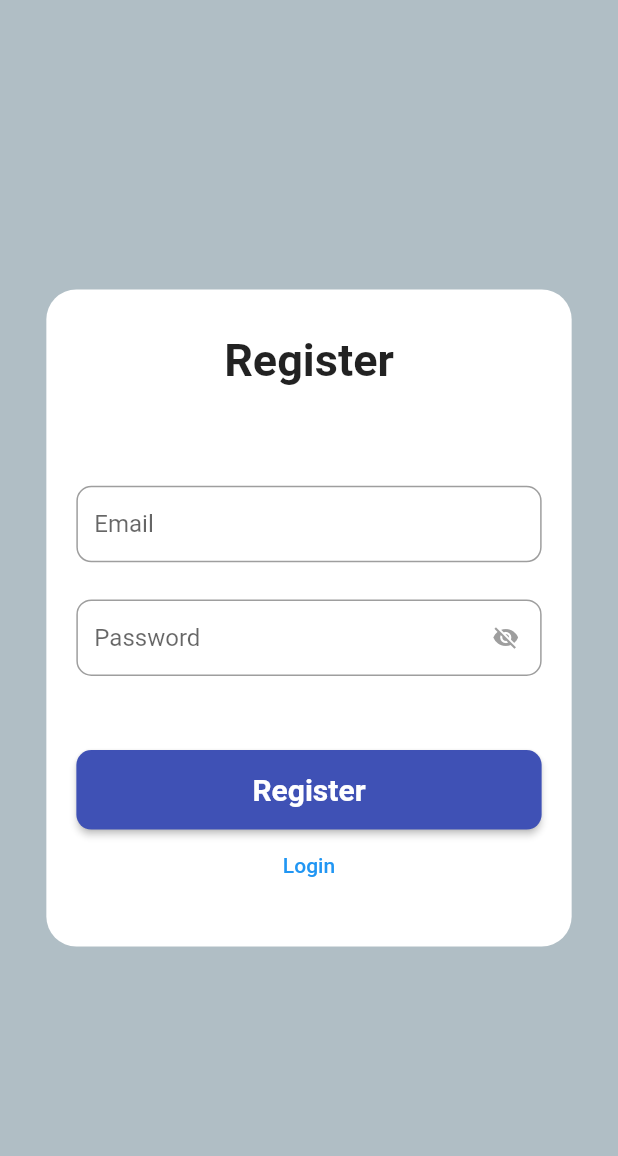
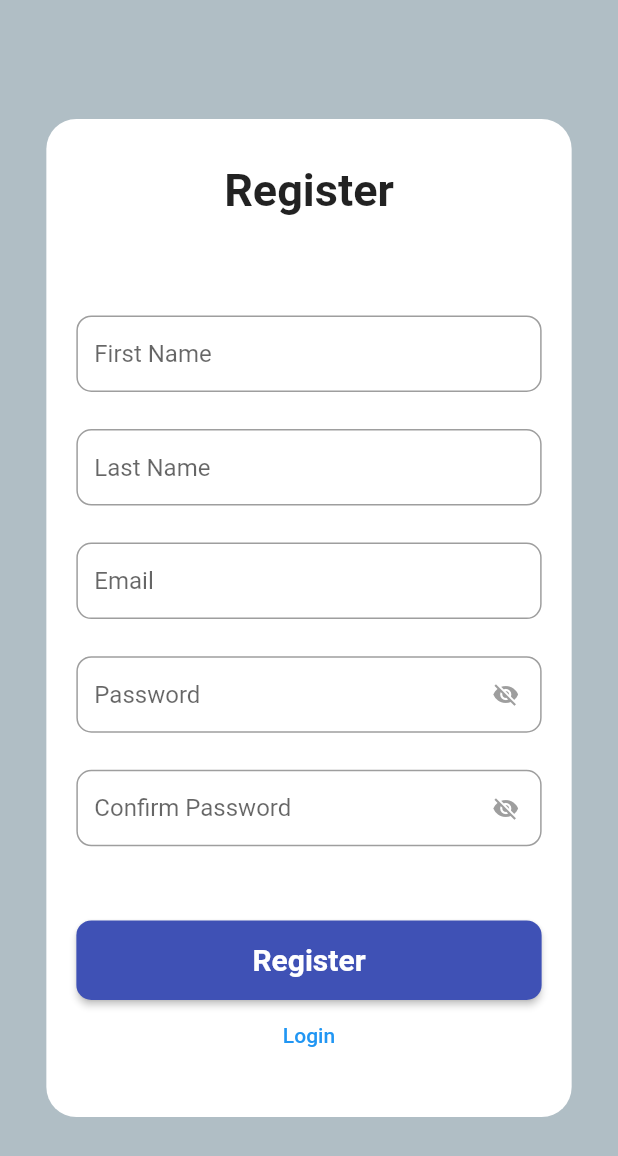
Before and after one commit to Breezojr/bizzyn-books, a Flutter app: the screen it shows after launch, on a phone screen of 412 x 824 dp. Shown: the top 1156 px of the screen. Run offline on Flutter 3.47's test engine with Material 2 defaults, Android fonts, the phone set to English and light mode, and no system bars; our stand-ins replace dio.

Commit message:
start of refactor

```diff
--- a/lib/screens/home.dart
+++ b/lib/screens/home.dart
@@ -1,3 +1,7 @@
+// ignore_for_file: use_build_context_synchronously
+
+import 'dart:convert';
+
 import 'package:flutter/material.dart';
 import 'package:bizzyn_books/core/api_client.dart';
 import 'package:bizzyn_books/screens/login_screen.dart';
@@ -16,7 +20,7 @@ class _HomeScreenState extends State<HomeScreen> {
   Future<Map<String, dynamic>> getUserData() async {
     dynamic userRes;
     userRes = await _apiClient.getUserProfileData(widget.accesstoken);
-    return userRes;
+    return jsonDecode(userRes);
   }
 
   Future<void> logout() async {
--- a/lib/screens/register.dart
+++ b/lib/screens/register.dart
@@ -1,3 +1,5 @@
+// ignore_for_file: use_build_context_synchronously
+
 import 'dart:ui';
 import 'package:flutter/material.dart';
 import 'package:bizzyn_books/core/api_client.dart';
@@ -16,6 +18,11 @@ class _RegisterScreenState extends State<RegisterScreen> {
   final GlobalKey<FormState> _formKey = GlobalKey<FormState>();
   final TextEditingController emailController = TextEditingController();
   final TextEditingController passwordController = TextEditingController();
+  final TextEditingController passwordConfirmController =
+      TextEditingController();
+  final TextEditingController firstNameController = TextEditingController();
+  final TextEditingController lastNameController = TextEditingController();
+
   final ApiClient _apiClient = ApiClient();
   bool _showPassword = false;
 
@@ -27,31 +34,21 @@ class _RegisterScreenState extends State<RegisterScreen> {
       ));
 
       Map<String, dynamic> userData = {
-        "Email": [
-          {
-            "Type": "Primary",
-            "Value": emailController.text,
-          }
-        ],
-        "Password": passwordController.text,
-        "About": 'I am a new user :smile:',
-        "FirstName": "Test",
-        "LastName": "Account",
-        "FullName": "Test Account",
-        "BirthDate": "10-12-1985",
-        "Gender": "M",
+        "email": emailController.text,
+        "password": passwordController.text,
+        "confirmPassword": passwordController.text,
+        "firstName": firstNameController.text,
+        "lastName": lastNameController.text,
       };
 
-      dynamic res = await _apiClient.registerUser(userData);
-
-      ScaffoldMessenger.of(context).hideCurrentSnackBar();
-
-      if (res['ErrorCode'] == null) {
+      try {
+        await _apiClient.reg(userData);
+        ScaffoldMessenger.of(context).hideCurrentSnackBar();
         Navigator.push(context,
             MaterialPageRoute(builder: (context) => const LoginScreen()));
-      } else {
+      } catch (e) {
         ScaffoldMessenger.of(context).showSnackBar(SnackBar(
-          content: Text('Error: ${res['Message']}'),
+          content: Text('Error: ${e}'),
           backgroundColor: Colors.red.shade300,
         ));
       }
@@ -95,8 +92,30 @@ class _RegisterScreenState extends State<RegisterScreen> {
 
                     SizedBox(height: size.height * 0.03),
                     TextFormField(
-                      validator: (value) =>
-                          Validator.validateEmail(value ?? ""),
+                      controller: firstNameController,
+                      keyboardType: TextInputType.name,
+                      decoration: InputDecoration(
+                        hintText: "First Name",
+                        isDense: true,
+                        border: OutlineInputBorder(
+                          borderRadius: BorderRadius.circular(10),
+                        ),
+                      ),
+                    ),
+                    SizedBox(height: size.height * 0.03),
+                    TextFormField(
+                      controller: lastNameController,
+                      keyboardType: TextInputType.name,
+                      decoration: InputDecoration(
+                        hintText: "Last Name",
+                        isDense: true,
+                        border: OutlineInputBorder(
+                          borderRadius: BorderRadius.circular(10),
+                        ),
+                      ),
+                    ),
+                    SizedBox(height: size.height * 0.03),
+                    TextFormField(
                       controller: emailController,
                       keyboardType: TextInputType.emailAddress,
                       decoration: InputDecoration(
@@ -116,6 +135,34 @@ class _RegisterScreenState extends State<RegisterScreen> {
                       keyboardType: TextInputType.visiblePassword,
                       decoration: InputDecoration(
                         hintText: "Password",
+                        suffixIcon: GestureDetector(
+                          onTap: () {
+                            setState(() {
+                              _showPassword = !_showPassword;
+                            });
+                          },
+                          child: Icon(
+                            _showPassword
+                                ? Icons.visibility
+                                : Icons.visibility_off,
+                            color: Colors.grey,
+                          ),
+                        ),
+                        isDense: true,
+                        border: OutlineInputBorder(
+                          borderRadius: BorderRadius.circular(10),
+                        ),
+                      ),
+                    ),
+                    SizedBox(height: size.height * 0.03),
+                    TextFormField(
+                      obscureText: _showPassword,
+                      validator: (value) =>
+                          Validator.validatePassword(value ?? ""),
+                      controller: passwordConfirmController,
+                      keyboardType: TextInputType.visiblePassword,
+                      decoration: InputDecoration(
+                        hintText: "Confirm Password",
                         suffixIcon: GestureDetector(
                           onTap: () {
                             setState(() {
--- a/pubspec.yaml
+++ b/pubspec.yaml
@@ -35,6 +35,7 @@ dependencies:
   # Use with the CupertinoIcons class for iOS style icons.
   cupertino_icons: ^1.0.2
   dio: ^4.0.6
+  http: ^0.13.5
 
 dev_dependencies:
   flutter_test:
```
Also changed, not shown: lib/core/api_client.dart (+28 -13 lines), lib/screens/login_screen.dart (+27 -10 lines), pubspec.lock.
